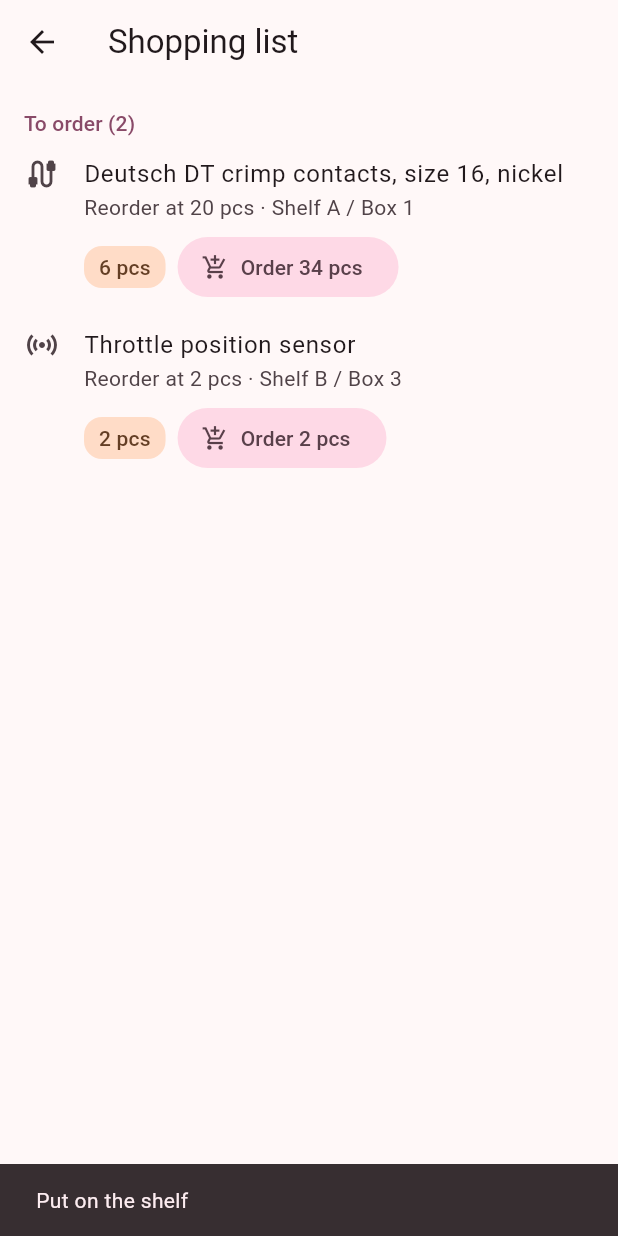
After one commit to karolgrosse/EleStock, a Flutter app: the ShoppingListScreen screen opened directly, after a tap on "Retry", after a tap on "Received", on a phone screen of 412 x 824 dp. The commit adds this screen. Run offline on Flutter 3.47's test engine with Material 3 defaults, Android fonts, the phone set to English and light mode, and no system bars.

Commit message:
feat: add shopping list screen with view model and tests
Low-stock items split into To order and Ordered, with Order and Received buttons. Listens to itemUpdates, so items taken below their level appear at once. Opened from the inventory app bar.

```diff
--- a/lib/ui/inventory/inventory_screen.dart
+++ b/lib/ui/inventory/inventory_screen.dart
@@ -9,6 +9,7 @@ import '../core/widgets/stock_badge.dart';
 import '../history/history_screen.dart';
 import '../item_details/item_details_screen.dart';
 import '../scanner/scanner_screen.dart';
+import '../shopping_list/shopping_list_screen.dart';
 
 /// The main page: every part and tool in the workshop.
 ///
@@ -55,6 +56,15 @@ class _InventoryScreenState extends State<InventoryScreen> {
             icon: const Icon(Icons.history),
             onPressed: () => Navigator.of(context).push(
               MaterialPageRoute<void>(builder: (_) => const HistoryScreen()),
+            ),
+          ),
+          IconButton(
+            tooltip: 'Shopping list',
+            icon: const Icon(Icons.shopping_cart_outlined),
+            onPressed: () => Navigator.of(context).push(
+              MaterialPageRoute<void>(
+                builder: (_) => const ShoppingListScreen(),
+              ),
             ),
           ),
         ],
--- /dev/null
+++ b/lib/ui/shopping_list/shopping_list_screen.dart
@@ -0,0 +1,178 @@
+import 'package:flutter/material.dart';
+import 'package:provider/provider.dart';
+
+import '../core/category_ui.dart';
+import '../core/widgets/empty_state.dart';
+import '../core/widgets/error_view.dart';
+import '../core/widgets/stock_badge.dart';
+import '../item_details/item_details_screen.dart';
+import 'shopping_list_view_model.dart';
+
+/// Every item at or below its reorder level: what still has to be ordered,
+/// and what is already on its way.
+class ShoppingListScreen extends StatelessWidget {
+  const ShoppingListScreen({super.key});
+
+  @override
+  Widget build(BuildContext context) {
+    return ChangeNotifierProvider(
+      create: (context) => ShoppingListViewModel.of(context)..load(),
+      child: Scaffold(
+        appBar: AppBar(title: const Text('Shopping list')),
+        body: const ShoppingListBody(),
+      ),
+    );
+  }
+}
+
+/// Switches over the view model state. Needs a [ShoppingListViewModel] above
+/// it in the tree.
+class ShoppingListBody extends StatelessWidget {
+  const ShoppingListBody({super.key});
+
+  @override
+  Widget build(BuildContext context) {
+    final vm = context.watch<ShoppingListViewModel>();
+    return switch (vm.state) {
+      ShoppingListLoading() => const Center(child: CircularProgressIndicator()),
+      ShoppingListError(:final message) => ErrorView(
+        message: message,
+        onRetry: vm.load,
+      ),
+      ShoppingListLoaded(:final entries) when entries.isEmpty =>
+        const EmptyState(
+          icon: Icons.shopping_cart_checkout,
+          message: 'Nothing to buy. Every item is above its reorder level.',
+        ),
+      ShoppingListLoaded(:final toOrder, :final ordered) => RefreshIndicator(
+        onRefresh: vm.load,
+        child: ListView(
+          physics: const AlwaysScrollableScrollPhysics(),
+          children: [
+            if (toOrder.isNotEmpty) ...[
+              _SectionHeader('To order (${toOrder.length})'),
+              for (final entry in toOrder) _ShoppingTile(entry: entry),
+            ],
+            if (ordered.isNotEmpty) ...[
+              _SectionHeader('Ordered (${ordered.length})'),
+              for (final entry in ordered) _ShoppingTile(entry: entry),
+            ],
+          ],
+        ),
+      ),
+    };
+  }
+}
+
+class _SectionHeader extends StatelessWidget {
+  const _SectionHeader(this.title);
+
+  final String title;
+
+  @override
+  Widget build(BuildContext context) {
+    final theme = Theme.of(context);
+    return Padding(
+      padding: const EdgeInsets.fromLTRB(16, 16, 16, 4),
+      child: Text(
+        title,
+        style: theme.textTheme.titleSmall?.copyWith(
+          color: theme.colorScheme.primary,
+        ),
+      ),
+    );
+  }
+}
+
+class _ShoppingTile extends StatelessWidget {
+  const _ShoppingTile({required this.entry});
+
+  final ShoppingEntry entry;
+
+  @override
+  Widget build(BuildContext context) {
+    final vm = context.watch<ShoppingListViewModel>();
+    final item = entry.item;
+    final order = entry.openOrder;
+    final busy = vm.isBusy(item.id);
+
+    final details = order == null
+        ? 'Reorder at ${item.lowStockThreshold} ${item.unit} · ${item.location}'
+        : 'Ordered ${order.quantity} ${item.unit} · '
+              '${order.memberName}, ${_date(order.orderedAt)}';
+
+    return ListTile(
+      leading: Icon(item.category.icon),
+      title: Text(item.name, maxLines: 2, overflow: TextOverflow.ellipsis),
+      subtitle: Column(
+        crossAxisAlignment: CrossAxisAlignment.start,
+        children: [
+          Text(details, maxLines: 2, overflow: TextOverflow.ellipsis),
+          const SizedBox(height: 6),
+          Wrap(
+            spacing: 8,
+            runSpacing: 4,
+            crossAxisAlignment: WrapCrossAlignment.center,
+            children: [
+              StockBadge(item: item),
+              if (order == null)
+                FilledButton.tonalIcon(
+                  onPressed: busy ? null : () => _order(context),
+                  icon: const Icon(Icons.add_shopping_cart, size: 18),
+                  label: Text('Order ${entry.suggestedQuantity} ${item.unit}'),
+                )
+              else
+                OutlinedButton.icon(
+                  onPressed: busy ? null : () => _receive(context),
+                  icon: const Icon(Icons.inventory_outlined, size: 18),
+                  label: const Text('Received'),
+                ),
+            ],
+          ),
+        ],
+      ),
+      isThreeLine: true,
+      onTap: () => Navigator.of(context).push(
+        MaterialPageRoute<void>(
+          builder: (_) => ItemDetailsScreen(itemId: item.id),
+        ),
+      ),
+    );
+  }
+
+  Future<void> _order(BuildContext context) async {
+    // Read before the await: the tile may be gone when the answer arrives.
+    final messenger = ScaffoldMessenger.of(context);
+    final vm = context.read<ShoppingListViewModel>();
+    final result = await vm.markOrdered(entry.item.id);
+    messenger.showSnackBar(
+      SnackBar(
+        content: Text(switch (result) {
+          ShoppingActionResult.saved =>
+            'Ordered ${entry.suggestedQuantity} ${entry.item.unit}',
+          ShoppingActionResult.failed => 'Could not save the order. Try again.',
+        }),
+      ),
+    );
+  }
+
+  Future<void> _receive(BuildContext context) async {
+    final messenger = ScaffoldMessenger.of(context);
+    final vm = context.read<ShoppingListViewModel>();
+    final result = await vm.markReceived(entry.item.id);
+    messenger.showSnackBar(
+      SnackBar(
+        content: Text(switch (result) {
+          ShoppingActionResult.saved => 'Put on the shelf',
+          ShoppingActionResult.failed =>
+            'Could not save the delivery. Try again.',
+        }),
+      ),
+    );
+  }
+
+  static String _date(DateTime d) {
+    String two(int n) => n.toString().padLeft(2, '0');
+    return '${two(d.day)}.${two(d.month)}';
+  }
+}
--- /dev/null
+++ b/lib/ui/shopping_list/shopping_list_view_model.dart
@@ -0,0 +1,252 @@
+import 'dart:async';
+
+import 'package:flutter/widgets.dart';
+import 'package:provider/provider.dart';
+
+import '../../data/repositories/item_repository.dart';
+import '../../data/repositories/order_repository.dart';
+import '../../domain/models/item.dart';
+import '../../domain/models/order_entry.dart';
+
+/// One row of the shopping list: a low-stock item and its open order, if
+/// someone already ordered it.
+class ShoppingEntry {
+  const ShoppingEntry({required this.item, this.openOrder});
+
+  final Item item;
+  final OrderEntry? openOrder;
+
+  bool get isOrdered => openOrder != null;
+
+  /// How many to order: enough to get back to twice the reorder level, and
+  /// at least one.
+  int get suggestedQuantity {
+    final missing = item.lowStockThreshold * 2 - item.quantity;
+    return missing < 1 ? 1 : missing;
+  }
+}
+
+/// What the shopping list screen can show. Exactly one at a time.
+sealed class ShoppingListState {
+  const ShoppingListState();
+}
+
+final class ShoppingListLoading extends ShoppingListState {
+  const ShoppingListLoading();
+}
+
+final class ShoppingListLoaded extends ShoppingListState {
+  const ShoppingListLoaded(this.entries);
+
+  /// Every item at or below its reorder level, most urgent first.
+  final List<ShoppingEntry> entries;
+
+  /// Items nobody has ordered yet.
+  List<ShoppingEntry> get toOrder =>
+      entries.where((e) => !e.isOrdered).toList(growable: false);
+
+  /// Items that are on their way.
+  List<ShoppingEntry> get ordered =>
+      entries.where((e) => e.isOrdered).toList(growable: false);
+}
+
+final class ShoppingListError extends ShoppingListState {
+  const ShoppingListError(this.message);
+
+  final String message;
+}
+
+/// Result of [ShoppingListViewModel.markOrdered] and
+/// [ShoppingListViewModel.markReceived].
+enum ShoppingActionResult { saved, failed }
+
+/// Items at or below their reorder level, and the orders for them.
+///
+/// Shares [ItemRepository] with the inventory and item details: it listens to
+/// [ItemRepository.itemUpdates], so an item that drops below its threshold
+/// after a take appears here at once, and a received order makes it leave.
+class ShoppingListViewModel extends ChangeNotifier {
+  ShoppingListViewModel({
+    required this._items,
+    required this._orders,
+    this.memberName = 'You',
+  }) {
+    _subscription = _items.itemUpdates.listen(_onItemUpdated);
+  }
+
+  /// Creates the view model from the repositories provided in `main.dart`,
+  /// so that the screen never imports anything from `data/`.
+  factory ShoppingListViewModel.of(BuildContext context) =>
+      ShoppingListViewModel(
+        items: context.read<ItemRepository>(),
+        orders: context.read<OrderRepository>(),
+      );
+
+  /// Who orders and receives. Replaced by the logged-in member when Supabase
+  /// Auth arrives in lab 3.
+  final String memberName;
+
+  final ItemRepository _items;
+  final OrderRepository _orders;
+  late final StreamSubscription<Item> _subscription;
+
+  /// Every item by id and every order, as last loaded. The list on screen is
+  /// computed from these, so an update to one item only replaces that item.
+  Map<String, Item> _allItems = const {};
+  List<OrderEntry> _allOrders = const [];
+
+  ShoppingListState _state = const ShoppingListLoading();
+  ShoppingListState get state => _state;
+
+  final Set<String> _busy = {};
+
+  /// True while an order for [itemId] is being saved or received. The
+  /// buttons are disabled, so a double tap doesn't order twice.
+  bool isBusy(String itemId) => _busy.contains(itemId);
+
+  bool _disposed = false;
+
+  Future<void> load() async {
+    _setState(const ShoppingListLoading());
+    try {
+      final (items, orders) = await (
+        _items.fetchItems(),
+        _orders.fetchOrders(),
+      ).wait;
+      _allItems = {for (final item in items) item.id: item};
+      _allOrders = orders;
+      _rebuild();
+    } catch (_) {
+      _setState(const ShoppingListError('Could not load the shopping list.'));
+    }
+  }
+
+  /// Orders [itemId] with its suggested quantity.
+  ///
+  /// Optimistic: the item moves to "Ordered" at once and moves back if
+  /// saving fails.
+  Future<ShoppingActionResult> markOrdered(String itemId) async {
+    final entry = _entry(itemId);
+    if (entry == null || entry.isOrdered || _busy.contains(itemId)) {
+      return ShoppingActionResult.failed;
+    }
+
+    final before = _allOrders;
+    final draft = OrderEntry(
+      id: 'local-$itemId',
+      itemId: itemId,
+      quantity: entry.suggestedQuantity,
+      memberName: memberName,
+      orderedAt: DateTime.now(),
+    );
+    _busy.add(itemId);
+    _allOrders = [...before, draft];
+    _rebuild();
+
+    try {
+      final saved = await _orders.placeOrder(
+        itemId: itemId,
+        quantity: draft.quantity,
+        memberName: memberName,
+      );
+      _allOrders = [for (final o in _allOrders) o.id == draft.id ? saved : o];
+      return ShoppingActionResult.saved;
+    } catch (_) {
+      _allOrders = [
+        for (final o in _allOrders)
+          if (o.id != draft.id) o,
+      ];
+      return ShoppingActionResult.failed;
+    } finally {
+      _busy.remove(itemId);
+      _rebuild();
+    }
+  }
+
+  /// The parts of [itemId]'s open order arrived: they go on the shelf as a
+  /// restock, and the item leaves the list once it is above its reorder
+  /// level.
+  Future<ShoppingActionResult> markReceived(String itemId) async {
+    final order = _entry(itemId)?.openOrder;
+    if (order == null || _busy.contains(itemId)) {
+      return ShoppingActionResult.failed;
+    }
+
+    _busy.add(itemId);
+    _rebuild();
+    try {
+      // The repository also emits the restocked item on itemUpdates, which
+      // updates the stock here, in the inventory and in the history.
+      final item = await _orders.receiveOrder(order.id, memberName: memberName);
+      _allItems = {..._allItems, item.id: item};
+      _allOrders = [
+        for (final o in _allOrders)
+          o.id == order.id ? o.copyWith(status: OrderStatus.received) : o,
+      ];
+      return ShoppingActionResult.saved;
+    } catch (_) {
+      return ShoppingActionResult.failed;
+    } finally {
+      _busy.remove(itemId);
+      _rebuild();
+    }
+  }
+
+  ShoppingEntry? _entry(String itemId) {
+    final current = _state;
+    if (current is! ShoppingListLoaded) return null;
+    for (final e in current.entries) {
+      if (e.item.id == itemId) return e;
+    }
+    return null;
+  }
+
+  void _onItemUpdated(Item item) {
+    if (_state is! ShoppingListLoaded) return;
+    _allItems = {..._allItems, item.id: item};
+    _rebuild();
+  }
+
+  /// Recomputes the list from [_allItems] and [_allOrders].
+  void _rebuild() {
+    final openOrders = {
+      for (final o in _allOrders)
+        if (o.isOpen) o.itemId: o,
+    };
+    final entries = [
+      for (final item in _allItems.values)
+        if (item.isLowStock)
+          ShoppingEntry(item: item, openOrder: openOrders[item.id]),
+    ]..sort(_mostUrgentFirst);
+    _setState(ShoppingListLoaded(List.unmodifiable(entries)));
+  }
+
+  /// Out of stock first, then the furthest below the reorder level, then by
+  /// name.
+  static int _mostUrgentFirst(ShoppingEntry a, ShoppingEntry b) {
+    final out = (b.item.isOutOfStock ? 1 : 0) - (a.item.isOutOfStock ? 1 : 0);
+    if (out != 0) return out;
+    final gap = (a.item.quantity - a.item.lowStockThreshold).compareTo(
+      b.item.quantity - b.item.lowStockThreshold,
+    );
+    if (gap != 0) return gap;
+    return a.item.name.compareTo(b.item.name);
+  }
+
+  void _setState(ShoppingListState state) {
+    _state = state;
+    _notify();
+  }
+
+  void _notify() {
+    // An async call may finish after the screen was closed.
+    if (!_disposed) notifyListeners();
+  }
+
+  @override
+  void dispose() {
+    _disposed = true;
+    _subscription.cancel();
+    super.dispose();
+  }
+}
```
Also changed, not shown: 2 other files.
